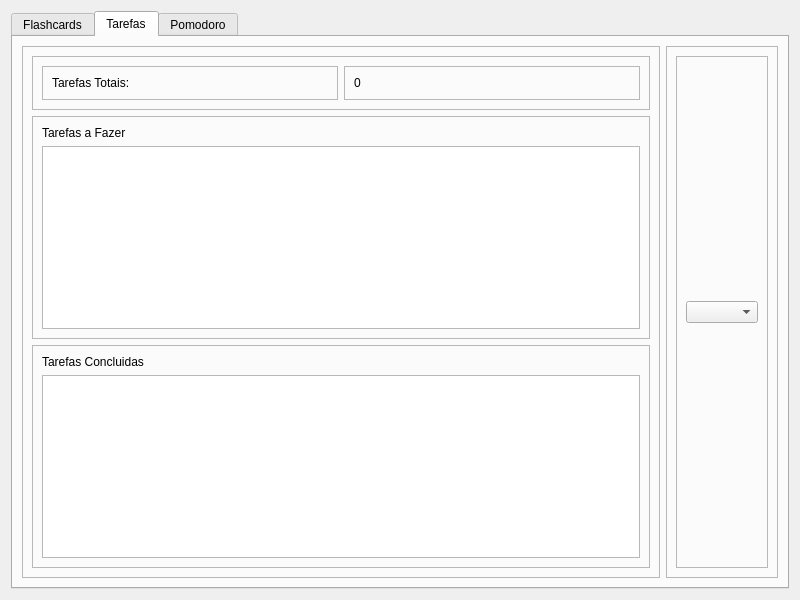
Qt form functions/see_progress/see_progress.ui (Nbdyleto/PySide6_Self_TCC) before a commit.
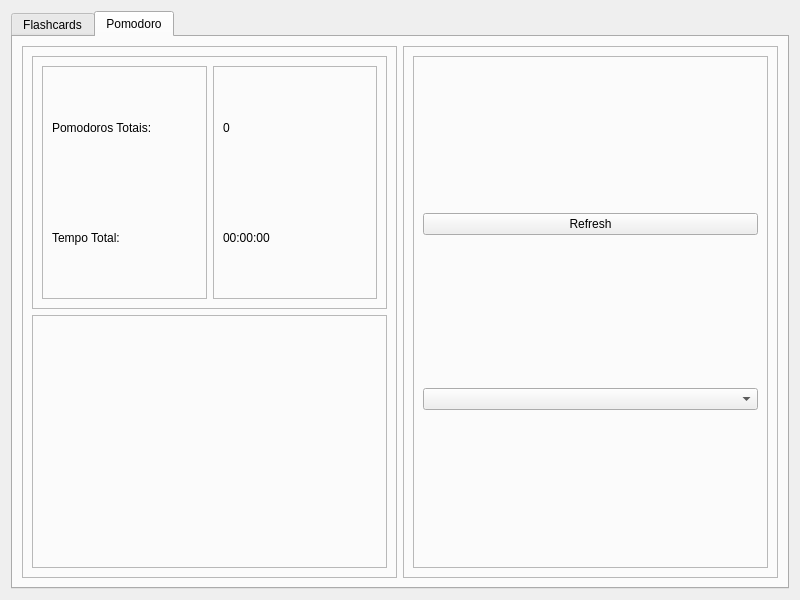
The same form after that commit. The open tabs and pages were chosen to show the change.

Commit message: [see-progress] filter by topic and load total flashcards

What changed in the file:
```diff
--- a/functions/see_progress/see_progress.ui
+++ b/functions/see_progress/see_progress.ui
@@ -231,146 +231,6 @@
        </item>
       </layout>
      </widget>
-     <widget class="QWidget" name="tabTasksPage">
-      <attribute name="title">
-       <string>Tarefas</string>
-      </attribute>
-      <layout class="QHBoxLayout" name="horizontalLayout_3">
-       <item>
-        <widget class="QFrame" name="frame">
-         <property name="frameShape">
-          <enum>QFrame::StyledPanel</enum>
-         </property>
-         <property name="frameShadow">
-          <enum>QFrame::Raised</enum>
-         </property>
-         <layout class="QVBoxLayout" name="verticalLayout_8">
-          <item>
-           <widget class="QFrame" name="frame_10">
-            <property name="frameShape">
-             <enum>QFrame::StyledPanel</enum>
-            </property>
-            <property name="frameShadow">
-             <enum>QFrame::Raised</enum>
-            </property>
-            <layout class="QHBoxLayout" name="horizontalLayout_4">
-             <item>
-              <widget class="QFrame" name="frame_13">
-               <property name="frameShape">
-                <enum>QFrame::StyledPanel</enum>
-               </property>
-               <property name="frameShadow">
-                <enum>QFrame::Raised</enum>
-               </property>
-               <layout class="QVBoxLayout" name="verticalLayout_10">
-                <item>
-                 <widget class="QLabel" name="label_7">
-                  <property name="text">
-                   <string>Tarefas Totais:</string>
-                  </property>
-                 </widget>
-                </item>
-               </layout>
-              </widget>
-             </item>
-             <item>
-              <widget class="QFrame" name="frame_14">
-               <property name="frameShape">
-                <enum>QFrame::StyledPanel</enum>
-               </property>
-               <property name="frameShadow">
-                <enum>QFrame::Raised</enum>
-               </property>
-               <layout class="QVBoxLayout" name="verticalLayout_11">
-                <item>
-                 <widget class="QLabel" name="lblTotalTasks">
-                  <property name="text">
-                   <string>0</string>
-                  </property>
-                 </widget>
-                </item>
-               </layout>
-              </widget>
-             </item>
-            </layout>
-           </widget>
-          </item>
-          <item>
-           <widget class="QFrame" name="frame_11">
-            <property name="frameShape">
-             <enum>QFrame::StyledPanel</enum>
-            </property>
-            <property name="frameShadow">
-             <enum>QFrame::Raised</enum>
-            </property>
-            <layout class="QVBoxLayout" name="verticalLayout_9">
-             <item>
-              <widget class="QLabel" name="label_8">
-               <property name="text">
-                <string>Tarefas a Fazer</string>
-               </property>
-              </widget>
-             </item>
-             <item>
-              <widget class="QListWidget" name="listWidget_3"/>
-             </item>
-            </layout>
-           </widget>
-          </item>
-          <item>
-           <widget class="QFrame" name="frame_12">
-            <property name="frameShape">
-             <enum>QFrame::StyledPanel</enum>
-            </property>
-            <property name="frameShadow">
-             <enum>QFrame::Raised</enum>
-            </property>
-            <layout class="QVBoxLayout" name="verticalLayout_12">
-             <item>
-              <widget class="QLabel" name="label_9">
-               <property name="text">
-                <string>Tarefas Concluidas</string>
-               </property>
-              </widget>
-             </item>
-             <item>
-              <widget class="QListWidget" name="listWidget_4"/>
-             </item>
-            </layout>
-           </widget>
-          </item>
-         </layout>
-        </widget>
-       </item>
-       <item>
-        <widget class="QFrame" name="frame_9">
-         <property name="frameShape">
-          <enum>QFrame::StyledPanel</enum>
-         </property>
-         <property name="frameShadow">
-          <enum>QFrame::Raised</enum>
-         </property>
-         <layout class="QVBoxLayout" name="verticalLayout_17">
-          <item>
-           <widget class="QFrame" name="framePieChart_tasks">
-            <property name="frameShape">
-             <enum>QFrame::StyledPanel</enum>
-            </property>
-            <property name="frameShadow">
-             <enum>QFrame::Raised</enum>
-            </property>
-            <layout class="QVBoxLayout" name="verticalLayout_20">
-             <item>
-              <widget class="QComboBox" name="qCBoxTasks"/>
-             </item>
-            </layout>
-           </widget>
-          </item>
-         </layout>
-        </widget>
-       </item>
-      </layout>
-     </widget>
      <widget class="QWidget" name="tabPomodoroPage">
       <attribute name="title">
        <string>Pomodoro</string>
```
Left out of the diff: 2 changed lines with no effect on the pictures. The commit also changes 9 other files.
